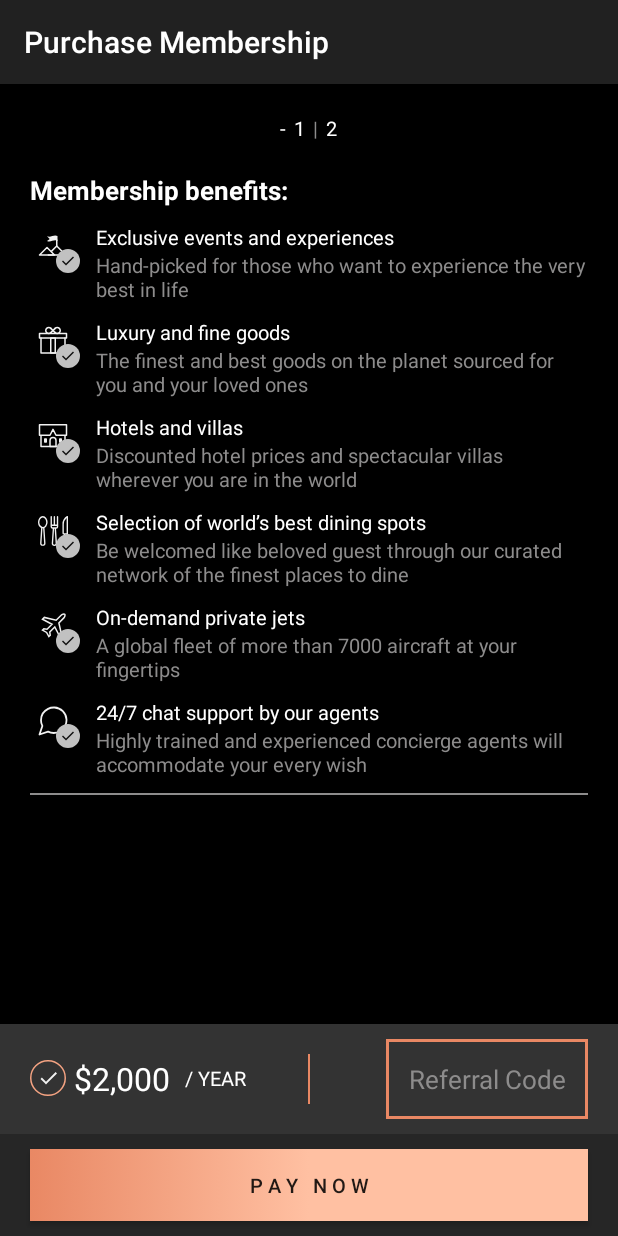
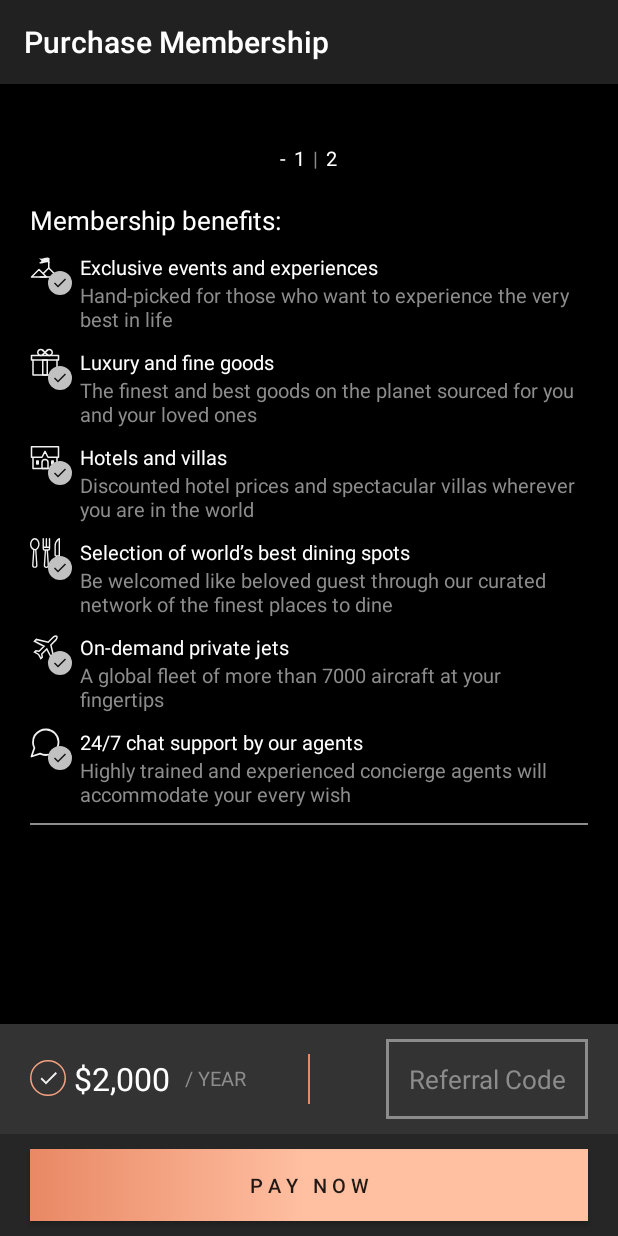
Before and after one commit to zahoorahmadgorsi/lujo_android, an Android app: the MembershipActivity screen opened directly, with no data from a screen before it, on a phone screen of 412 x 824 dp. Run offline under Robolectric (Android 15) with nearby library versions, the phone set to English and light mode, and no system bars; 5 statements that could not run were skipped.

Commit message:
Dining, all Membership is done.

```diff
--- a/app/src/main/java/utilities/Constants.java
+++ b/app/src/main/java/utilities/Constants.java
@@ -16,7 +16,7 @@ public final class Constants {
     public enum MEMBERSHIP_TYPE {
         FREE,
         DINING,
-        ALL_ACCESS
+        ALL
     }
     public enum MEMBERSHIP_PAGE_TYPE {
         UPGRADE,
--- a/app/src/main/res/layout/activity_membership.xml
+++ b/app/src/main/res/layout/activity_membership.xml
@@ -29,6 +29,7 @@
                 android:layout_height="wrap_content"
                 android:orientation="horizontal"
                 android:scrollbars="none"
+                android:layout_marginTop="@dimen/big_margin"
                 app:layoutManager="androidx.recyclerview.widget.LinearLayoutManager"
                 tools:listitem="@layout/item_membership" />
 
@@ -101,7 +102,7 @@
                 android:text="Membership benefits:"
                 android:textColor ="@color/white"
                 android:textSize="@dimen/medium_text"
-                android:textStyle ="bold"
+                android:textStyle ="normal"
                 android:layout_marginTop="@dimen/big_margin"
                 />
 
@@ -122,7 +123,7 @@
                             xmlns:android="http://schemas.android.com/apk/res/android"
                             android:layout_width="28dp"
                             android:layout_height="28dp"
-                            android:layout_margin="@dimen/small_margin">
+                            >
 
                             <ImageView
                                 android:layout_width="20dp"
@@ -182,7 +183,7 @@
                             xmlns:android="http://schemas.android.com/apk/res/android"
                             android:layout_width="28dp"
                             android:layout_height="28dp"
-                            android:layout_margin="@dimen/small_margin">
+                            >
 
                             <ImageView
                                 android:layout_width="20dp"
@@ -241,7 +242,7 @@
                             xmlns:android="http://schemas.android.com/apk/res/android"
                             android:layout_width="28dp"
                             android:layout_height="28dp"
-                            android:layout_margin="@dimen/small_margin">
+                            >
 
                             <ImageView
                                 android:layout_width="20dp"
@@ -303,7 +304,7 @@
                     <RelativeLayout
                         android:layout_width="28dp"
                         android:layout_height="28dp"
-                        android:layout_margin="@dimen/small_margin">
+                        >
 
                         <ImageView
                             android:layout_width="20dp"
@@ -361,7 +362,7 @@
                         xmlns:android="http://schemas.android.com/apk/res/android"
                         android:layout_width="28dp"
                         android:layout_height="28dp"
-                        android:layout_margin="@dimen/small_margin">
+                        >
 
                         <ImageView
                             android:layout_width="20dp"
@@ -419,7 +420,7 @@
                         xmlns:android="http://schemas.android.com/apk/res/android"
                         android:layout_width="28dp"
                         android:layout_height="28dp"
-                        android:layout_margin="@dimen/small_margin">
+                        >
 
                         <ImageView
                             android:layout_width="20dp"
@@ -541,7 +542,7 @@
                     android:layout_height="wrap_content"
                     android:layout_width="wrap_content"
                     android:text="/ YEAR"
-                    android:textColor ="@color/white"
+                    android:textColor ="@color/lightGrey"
                     android:textSize="@dimen/small_text"
                     android:textStyle="normal"
 
```
Also changed, not shown: app/src/main/java/com/baroque/lujo/activities/my_account/MembershipActivity.java (+53 -15 lines).
